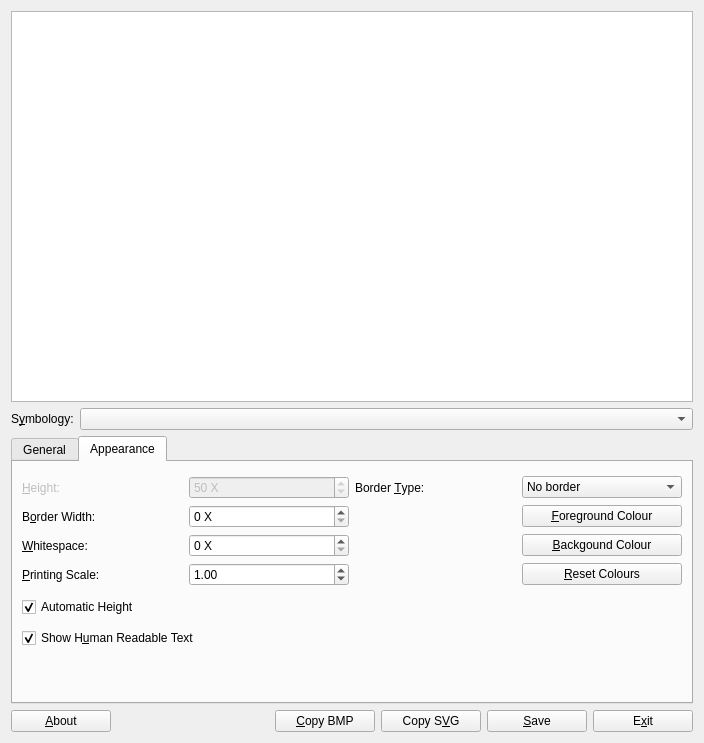
The window that frontend_qt/mainWindow.ui (nils-rohe/zint) describes before a commit, drawn with Qt 5.
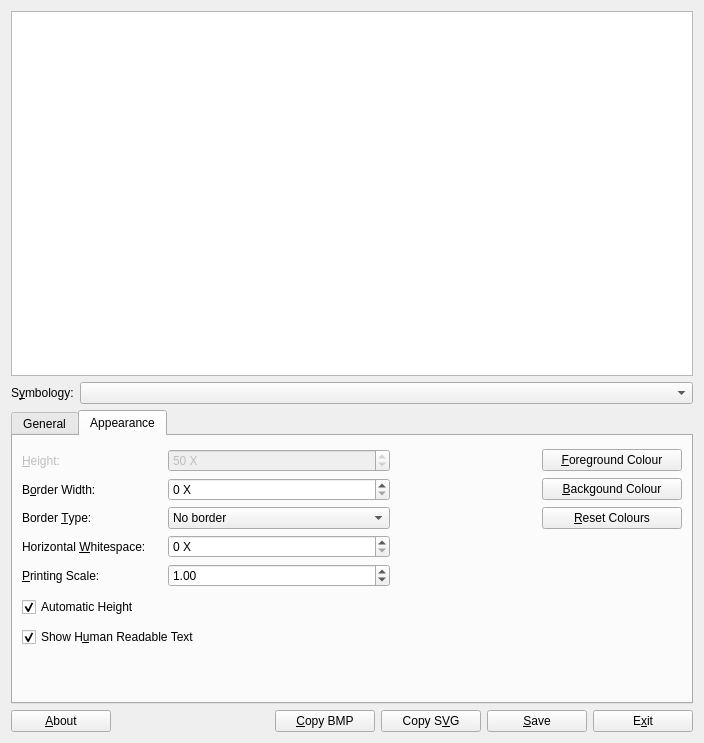
The same window after the commit. Icons and pictures are not drawn.

```diff
--- a/frontend_qt/mainWindow.ui
+++ b/frontend_qt/mainWindow.ui
@@ -26,7 +26,7 @@
    </size>
   </property>
   <property name="windowTitle">
-   <string>Zint Barcode Studio 2.7</string>
+   <string>Zint Barcode Studio</string>
   </property>
   <property name="windowIcon">
    <iconset resource="resources.qrc">
@@ -321,9 +321,39 @@
              </layout>
             </widget>
            </item>
+           <item>
+            <layout class="QHBoxLayout" name="escDataLayout">
+             <item>
+              <widget class="QCheckBox" name="chkEscape">
+               <property name="text">
+                <string>Parse Escape Sequences</string>
+               </property>
+               <property name="checked">
+                <bool>false</bool>
+               </property>
+              </widget>
+             </item>
+             <item>
+              <widget class="QCheckBox" name="chkData">
+               <property name="text">
+                <string>Data (binary) &amp;Mode</string>
+               </property>
+               <property name="checked">
+                <bool>false</bool>
+               </property>
+              </widget>
+             </item>
+            </layout>
+           </item>
           </layout>
          </widget>
          <widget class="QWidget" name="tabAppear">
+          <property name="maximumSize">
+           <size>
+            <width>678</width>
+            <height>16777215</height>
+           </size>
+          </property>
           <attribute name="title">
            <string>Appearance</string>
           </attribute>
@@ -346,45 +376,6 @@
                </property>
               </widget>
              </item>
-             <item row="1" column="0">
-              <widget class="QLabel" name="label_8">
-               <property name="text">
-                <string>B&amp;order Width:</string>
-               </property>
-               <property name="alignment">
-                <set>Qt::AlignLeading|Qt::AlignLeft|Qt::AlignVCenter</set>
-               </property>
-               <property name="buddy">
-                <cstring>bwidth</cstring>
-               </property>
-              </widget>
-             </item>
-             <item row="2" column="0">
-              <widget class="QLabel" name="lblWhitespace">
-               <property name="text">
-                <string>&amp;Whitespace:</string>
-               </property>
-               <property name="alignment">
-                <set>Qt::AlignLeading|Qt::AlignLeft|Qt::AlignVCenter</set>
-               </property>
-               <property name="buddy">
-                <cstring>spnWhitespace</cstring>
-               </property>
-              </widget>
-             </item>
-             <item row="3" column="0">
-              <widget class="QLabel" name="lblScale">
-               <property name="text">
-                <string>&amp;Printing Scale:</string>
-               </property>
-               <property name="alignment">
-                <set>Qt::AlignLeading|Qt::AlignLeft|Qt::AlignVCenter</set>
-               </property>
-               <property name="buddy">
-                <cstring>spnScale</cstring>
-               </property>
-              </widget>
-             </item>
              <item row="0" column="1">
               <widget class="QSpinBox" name="heightb">
                <property name="enabled">
@@ -407,6 +398,19 @@
                </property>
               </widget>
              </item>
+             <item row="1" column="0">
+              <widget class="QLabel" name="label_8">
+               <property name="text">
+                <string>B&amp;order Width:</string>
+               </property>
+               <property name="alignment">
+                <set>Qt::AlignLeading|Qt::AlignLeft|Qt::AlignVCenter</set>
+               </property>
+               <property name="buddy">
+                <cstring>bwidth</cstring>
+               </property>
+              </widget>
+             </item>
              <item row="1" column="1">
               <widget class="QSpinBox" name="bwidth">
                <property name="toolTip">
@@ -426,7 +430,58 @@
                </property>
               </widget>
              </item>
+             <item row="2" column="0">
+              <widget class="QLabel" name="label_9">
+               <property name="text">
+                <string>Border &amp;Type:</string>
+               </property>
+               <property name="alignment">
+                <set>Qt::AlignLeading|Qt::AlignLeft|Qt::AlignVCenter</set>
+               </property>
+               <property name="buddy">
+                <cstring>btype</cstring>
+               </property>
+              </widget>
+             </item>
              <item row="2" column="1">
+              <widget class="QComboBox" name="btype">
+               <property name="toolTip">
+                <string>Add border or box</string>
+               </property>
+               <property name="minimumContentsLength">
+                <number>24</number>
+               </property>
+               <item>
+                <property name="text">
+                 <string>No border</string>
+                </property>
+               </item>
+               <item>
+                <property name="text">
+                 <string>Bind</string>
+                </property>
+               </item>
+               <item>
+                <property name="text">
+                 <string>Box</string>
+                </property>
+               </item>
+              </widget>
+             </item>
+             <item row="3" column="0">
+              <widget class="QLabel" name="lblWhitespace">
+               <property name="text">
+                <string>Horizontal &amp;Whitespace:</string>
+               </property>
+               <property name="alignment">
+                <set>Qt::AlignLeading|Qt::AlignLeft|Qt::AlignVCenter</set>
+               </property>
+               <property name="buddy">
+                <cstring>spnWhitespace</cstring>
+               </property>
+              </widget>
+             </item>
+             <item row="3" column="1">
               <widget class="QSpinBox" name="spnWhitespace">
                <property name="toolTip">
                 <string>Width of whitespace</string>
@@ -436,7 +491,20 @@
                </property>
               </widget>
              </item>
-             <item row="3" column="1">
+             <item row="4" column="0">
+              <widget class="QLabel" name="lblScale">
+               <property name="text">
+                <string>&amp;Printing Scale:</string>
+               </property>
+               <property name="alignment">
+                <set>Qt::AlignLeading|Qt::AlignLeft|Qt::AlignVCenter</set>
+               </property>
+               <property name="buddy">
+                <cstring>spnScale</cstring>
+               </property>
+              </widget>
+             </item>
+             <item row="4" column="1">
               <widget class="QDoubleSpinBox" name="spnScale">
                <property name="toolTip">
                 <string>Image scale when output to file</string>
@@ -462,41 +530,16 @@
               </widget>
              </item>
              <item row="0" column="2">
-              <widget class="QLabel" name="label_9">
+              <widget class="QLabel" name="label_dummyAppear02">
+               <property name="enabled">
+                <bool>false</bool>
+               </property>
                <property name="text">
-                <string>Border &amp;Type:</string>
-               </property>
-               <property name="alignment">
-                <set>Qt::AlignLeading|Qt::AlignLeft|Qt::AlignVCenter</set>
-               </property>
-               <property name="buddy">
-                <cstring>btype</cstring>
+                <string></string>
                </property>
               </widget>
              </item>
              <item row="0" column="3">
-              <widget class="QComboBox" name="btype">
-               <property name="toolTip">
-                <string>Add border or box</string>
-               </property>
-               <item>
-                <property name="text">
-                 <string>No border</string>
-                </property>
-               </item>
-               <item>
-                <property name="text">
-                 <string>Bind</string>
-                </property>
-               </item>
-               <item>
-                <property name="text">
-                 <string>Box</string>
-                </property>
-               </item>
-              </widget>
-             </item>
-             <item row="1" column="3">
               <widget class="QPushButton" name="fgcolor">
                <property name="toolTip">
                 <string>Change ink colour</string>
@@ -506,7 +549,17 @@
                </property>
               </widget>
              </item>
-             <item row="2" column="3">
+             <item row="1" column="2">
+              <widget class="QLabel" name="label_dummyAppear12">
+               <property name="enabled">
+                <bool>false</bool>
+               </property>
+               <property name="text">
+                <string></string>
+               </property>
+              </widget>
+             </item>
+             <item row="1" column="3">
               <widget class="QPushButton" name="bgcolor">
                <property name="toolTip">
                 <string>Change paper colour</string>
@@ -516,7 +569,17 @@
                </property>
               </widget>
              </item>
-             <item row="3" column="3">
+             <item row="2" column="2">
+              <widget class="QLabel" name="label_dummyAppear13">
+               <property name="enabled">
+                <bool>false</bool>
+               </property>
+               <property name="text">
+                <string></string>
+               </property>
+              </widget>
+             </item>
+             <item row="2" column="3">
               <widget class="QPushButton" name="btnReset">
                <property name="toolTip">
                 <string>Reset to black on white</string>
```
